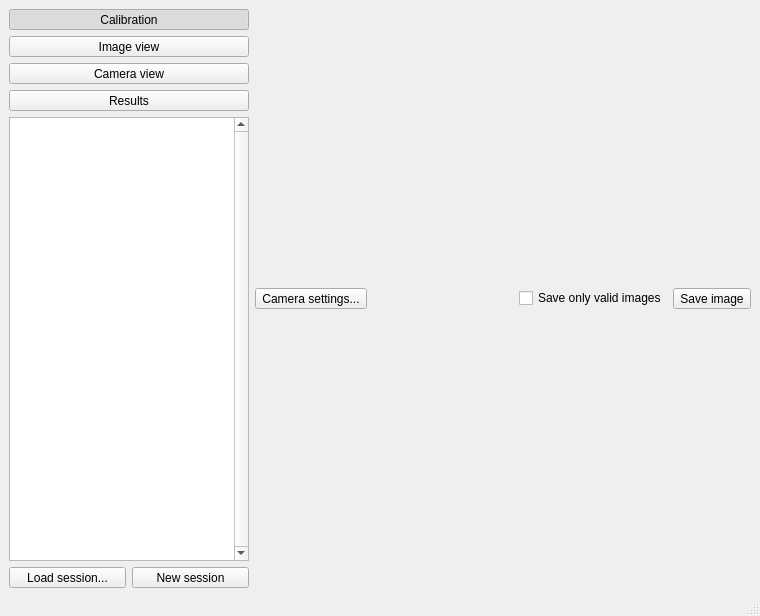
nikolaseu/neuvision, file lib/zcameracalibrator/src/zmulticameracalibratorwidget.ui: the form before one commit.
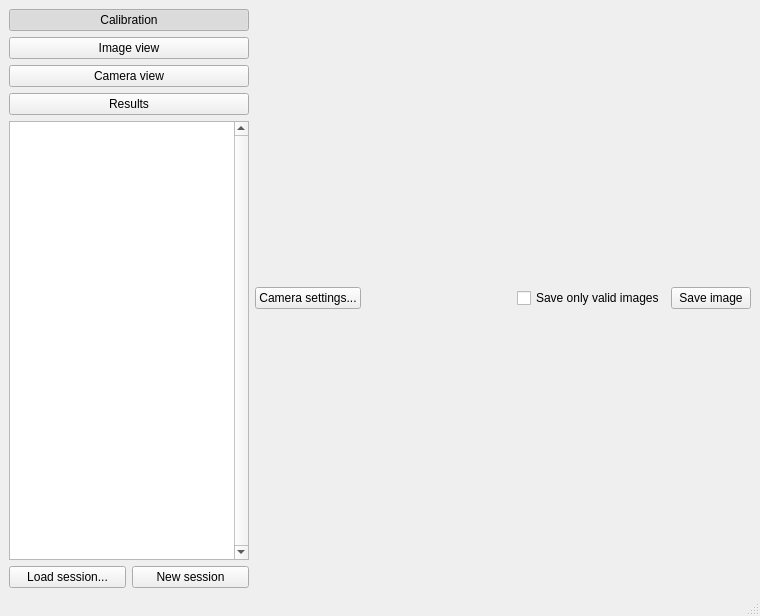
The form after the commit. The open tabs and pages were chosen to show the change.

Diff of the .ui file:
```diff
--- a/lib/zcameracalibrator/src/zmulticameracalibratorwidget.ui
+++ b/lib/zcameracalibrator/src/zmulticameracalibratorwidget.ui
@@ -40,7 +40,7 @@
      <item>
       <layout class="QVBoxLayout" name="verticalLayout_2">
        <item>
-        <widget class="QToolButton" name="calibrationPatternViewButton">
+        <widget class="QPushButton" name="calibrationPatternViewButton">
          <property name="sizePolicy">
           <sizepolicy hsizetype="Minimum" vsizetype="Fixed">
            <horstretch>0</horstretch>
@@ -62,7 +62,7 @@
         </widget>
        </item>
        <item>
-        <widget class="QToolButton" name="imageViewPageButton">
+        <widget class="QPushButton" name="imageViewPageButton">
          <property name="sizePolicy">
           <sizepolicy hsizetype="Minimum" vsizetype="Fixed">
            <horstretch>0</horstretch>
@@ -81,7 +81,7 @@
         </widget>
        </item>
        <item>
-        <widget class="QToolButton" name="cameraViewPageButton">
+        <widget class="QPushButton" name="cameraViewPageButton">
          <property name="sizePolicy">
           <sizepolicy hsizetype="Minimum" vsizetype="Fixed">
            <horstretch>0</horstretch>
@@ -100,7 +100,7 @@
         </widget>
        </item>
        <item>
-        <widget class="QToolButton" name="calibrationPageButton">
+        <widget class="QPushButton" name="calibrationPageButton">
          <property name="sizePolicy">
           <sizepolicy hsizetype="Minimum" vsizetype="Fixed">
            <horstretch>0</horstretch>
@@ -161,7 +161,7 @@
           <number>0</number>
          </property>
          <item>
-          <widget class="QToolButton" name="loadSessionButton">
+          <widget class="QPushButton" name="loadSessionButton">
            <property name="sizePolicy">
             <sizepolicy hsizetype="Minimum" vsizetype="Fixed">
              <horstretch>0</horstretch>
@@ -174,7 +174,7 @@
           </widget>
          </item>
          <item>
-          <widget class="QToolButton" name="newSessionButton">
+          <widget class="QPushButton" name="newSessionButton">
            <property name="sizePolicy">
             <sizepolicy hsizetype="Minimum" vsizetype="Fixed">
              <horstretch>0</horstretch>
@@ -381,7 +381,7 @@
          <item>
           <layout class="QHBoxLayout" name="horizontalLayout_2">
            <item>
-            <widget class="QToolButton" name="cameraSettingsButton">
+            <widget class="QPushButton" name="cameraSettingsButton">
              <property name="text">
               <string>Camera settings...</string>
              </property>
@@ -408,7 +408,7 @@
             </widget>
            </item>
            <item>
-            <widget class="QToolButton" name="saveCameraImageButton">
+            <widget class="QPushButton" name="saveCameraImageButton">
              <property name="text">
               <string>Save image</string>
              </property>
```
Left out of the diff: 6 changed lines with no effect on the pictures.
